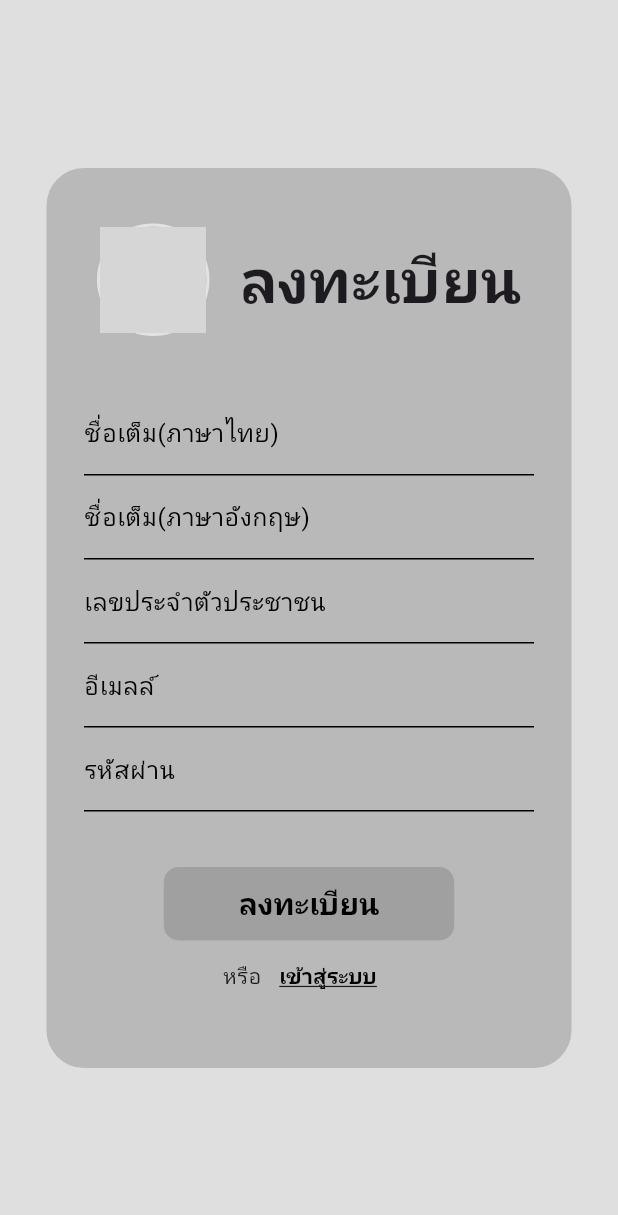
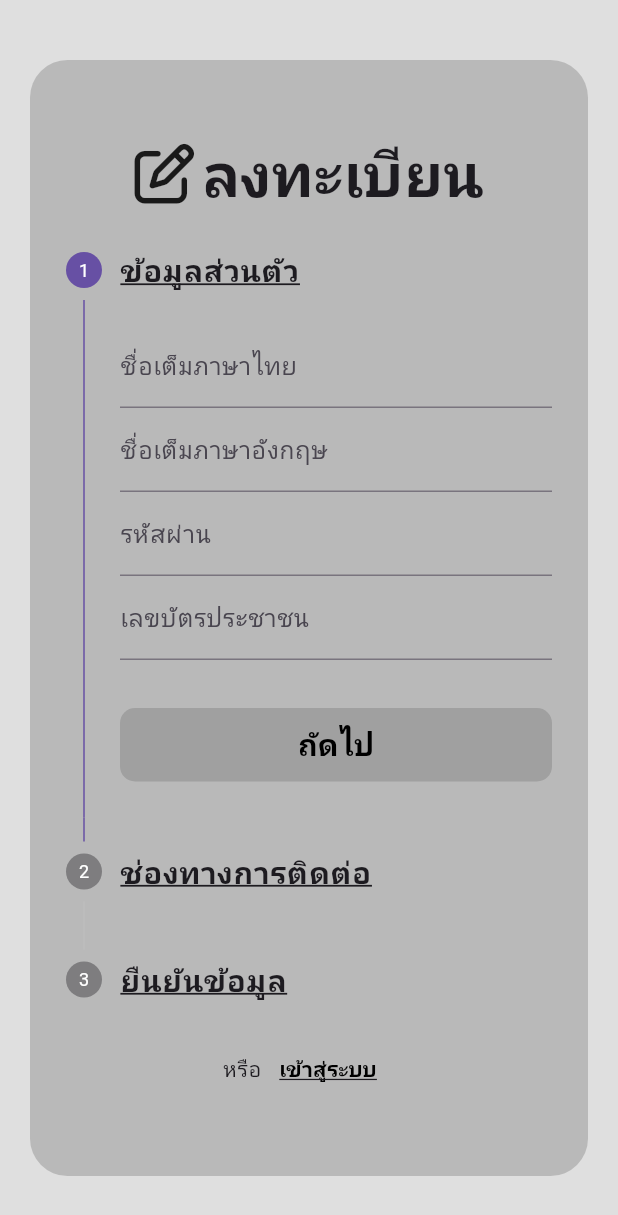
Before and after one commit to strongDoorknob/mews_mobile_app, a Flutter app: the RegisterPage screen opened directly, on a phone screen of 412 x 824 dp. Shown: the top 1215 px of the screen. Run offline on Flutter 3.47's test engine with Material 3 defaults, Android fonts, the phone set to English and light mode, and no system bars; our stand-ins replace font_awesome_flutter, google_fonts; missing offline and left inert: introduction_slider; grey boxes are pictures that could not be loaded.

Commit message:
Pages & Routing

```diff
--- a/lib/intro/authenticate/register.dart
+++ b/lib/intro/authenticate/register.dart
@@ -1,246 +1,160 @@
-// ignore_for_file: unused_field
-
 import 'package:flutter/material.dart';
 import 'package:google_fonts/google_fonts.dart';
-import 'package:pulse/intro/authenticate/login.dart';
+import 'package:font_awesome_flutter/font_awesome_flutter.dart';
+import 'package:pulse/intro/authenticate/done.dart';
 import 'package:pulse/themes/color.dart';
 
 class RegisterPage extends StatefulWidget {
   const RegisterPage({super.key});
 
   @override
-  State<RegisterPage> createState() => _RegisterPageState();
+  State<RegisterPage> createState() => _RegisterStepperPageState();
 }
 
-class _RegisterPageState extends State<RegisterPage> {
+class _RegisterStepperPageState extends State<RegisterPage> {
   final _formKey = GlobalKey<FormState>();
-  String _thName = "";
-  String _enName = "";
-  String _citizenId = "";
-  String _email = "";
-  String _password = "";
+  final _formKeyForMail = GlobalKey<FormState>();
+
+  final _thName = TextEditingController();
+  final _enName = TextEditingController();
+  final _citizenId = TextEditingController();
+  final _email = TextEditingController();
+  final _password = TextEditingController();
+
+  List<String> validateErr = [];
+
+
+  int _currentStep = 0;
+  bool get isFirstStep => _currentStep == 0;
+  bool get isLastStep => _currentStep == steps().length - 1;
+
+  bool isComplete = false;
 
   @override
   Widget build(BuildContext context) {
     return Scaffold(
       backgroundColor: primaryColor,
-      body: Center(
+      resizeToAvoidBottomInset: false,
+      body: isComplete ? const DonePage() : Center(
         child: Container(
-          width: 350,
-          height: 600,
+          margin: const EdgeInsets.symmetric(horizontal: 20, vertical: 40),
           decoration: BoxDecoration(
             color: secondaryColor,
             borderRadius: BorderRadius.circular(25)
           ),
-          child: Form(
-            key: _formKey,
           child: Column(
-              mainAxisAlignment: MainAxisAlignment.spaceEvenly,
+            mainAxisAlignment: MainAxisAlignment.center,
             children: [
               Row(
                 mainAxisAlignment: MainAxisAlignment.center,
                 children: [
-                    Container(
-                      height: 75,
-                      width: 75,
-                      decoration: BoxDecoration(
-                        borderRadius: BorderRadius.circular(125),
-                        border: Border.all(
-                          color: Colors.white60,
-                          width: 2,
-                        ),
-                      ),
-                      child: ClipRRect(
-                        borderRadius: BorderRadius.circular(125),
-                        child: Image.asset(
-                          "assets/images/Logo.jpg",
-                          height: 250,
-                          width: 250,
-                          fit: BoxFit.cover,
-                        ),
-                      ),
-                    ),
-
-                    const SizedBox(width: 20,),
-
+                  const FaIcon(FontAwesomeIcons.penToSquare, size: 40,),
+                  const SizedBox(width: 5,),
                   Text(
                     "ลงทะเบียน",
                     style: GoogleFonts.inter(
                       fontSize: 40,
                       fontWeight: FontWeight.bold
                     ),
-                    )
+                  ),
                 ],
               ),
 
-                Column(
-                  mainAxisAlignment: MainAxisAlignment.center,
+              Form(
+                key: _formKey,
+                child: Stepper(
+                  steps: steps(),
+                  currentStep: _currentStep,
+                  onStepContinue: (){
+                    if (isLastStep) {
+                      setState(() => isComplete = true);
+                    } else {
+                      setState(() {
+                        _currentStep += 1;
+                      });
+                    }
+                  },
+                  onStepCancel: isFirstStep ? null : () => setState(() => _currentStep -= 1),
+                  onStepTapped: (step) => setState(() => _currentStep = step),
+                  controlsBuilder: (context, details) => Padding(
+                    padding: const EdgeInsets.only(top: 32),
+                    child: Row(
                       children: [
-                    Padding(
-                      padding: const EdgeInsets.symmetric(horizontal: 25, vertical: 0),
-                      child: TextFormField(
-                        keyboardType: TextInputType.text,
-                        decoration: const InputDecoration(
-                          border: UnderlineInputBorder(),
-                          focusedBorder: UnderlineInputBorder(
-                            borderSide: BorderSide(color: Colors.black), // Change border color when focused
-                          ),
-                          enabledBorder: UnderlineInputBorder(
-                            borderSide: BorderSide(color: Colors.black), // Change border color when enabled but not focused
-                          ),
-                          labelText: "ชื่อเต็ม(ภาษาไทย)",
-                          labelStyle: TextStyle(color:Colors.black),
-                        ),
-                        validator: (value) {
-                          if (value==null || value.isEmpty){
-                            return "กรุณาป้อนชื่อภาษาไทย";
+                        Expanded(
+                          child: _currentStep != 1 ?
+                            FilledButton(
+                              onPressed: () {
+                                if (_formKey.currentState!.validate()) {
+                                  details.onStepContinue!();
                                 }
-                          return null;
-                        },
-                        onSaved: (value) {
-                          _thName = value!;
-                        },
-                      ),
-                    ),
-
-                    Padding(
-                      padding: const EdgeInsets.symmetric(horizontal: 25, vertical: 0),
-                      child: TextFormField(
-                        keyboardType: TextInputType.text,
-                        decoration: const InputDecoration(
-                          border: UnderlineInputBorder(),
-                          focusedBorder: UnderlineInputBorder(
-                            borderSide: BorderSide(color: Colors.black), // Change border color when focused
-                          ),
-                          enabledBorder: UnderlineInputBorder(
-                            borderSide: BorderSide(color: Colors.black), // Change border color when enabled but not focused
-                          ),
-                          labelText: "ชื่อเต็ม(ภาษาอังกฤษ)",
-                          labelStyle: TextStyle(color:Colors.black),
-                        ),
-                        validator: (value) {
-                          if (value==null || value.isEmpty){
-                            return "กรุณาป้อนชื่อภาษาอังกฤษ";
-                          }
-                          return null;
-                        },
-                        onSaved: (value) {
-                          _enName = value!;
-                        },
-                      ),
-                    ),
-
-                    Padding(
-                      padding: const EdgeInsets.symmetric(horizontal: 25, vertical: 0),
-                      child: TextFormField(
-                        keyboardType: TextInputType.number,
-                        decoration: const InputDecoration(
-                          border: UnderlineInputBorder(),
-                          focusedBorder: UnderlineInputBorder(
-                            borderSide: BorderSide(color: Colors.black), // Change border color when focused
-                          ),
-                          enabledBorder: UnderlineInputBorder(
-                            borderSide: BorderSide(color: Colors.black), // Change border color when enabled but not focused
-                          ),
-                          labelText: "เลขประจำตัวประชาชน",
-                          labelStyle: TextStyle(color:Colors.black),
-                        ),
-                        validator: (value) {
-                          if (value==null || value.isEmpty || value.length != 13){
-                            return "กรุณาป้อนเลขบัตรประจำตัวประชาชนให้ถูกต้อง";
-                          }
-                          return null;
-                        },
-                        onSaved: (value) {
-                          _citizenId = value!;
-                        },
-                      ),
-                    ),
-
-                    Padding(
-                      padding: const EdgeInsets.symmetric(horizontal: 25, vertical: 0),
-                      child: TextFormField(
-                        keyboardType: TextInputType.emailAddress,
-                        decoration: const InputDecoration(
-                          border: UnderlineInputBorder(
-                          ),
-                          focusedBorder: UnderlineInputBorder(
-                            borderSide: BorderSide(color: Colors.black), // Change border color when focused
-                          ),
-                          enabledBorder: UnderlineInputBorder(
-                            borderSide: BorderSide(color: Colors.black), // Change border color when enabled but not focused
-                          ),
-                          labelText: "อีเมลล์",
-                          labelStyle: TextStyle(color:Colors.black),
-                        ),
-                        validator: (value) {
-                          if (value==null || value.isEmpty){
-                            return "กรุณาป้อนอีเมลล์";
-                          }
-                          return null;
-                        },
-                        onSaved: (value) {
-                          _email = value!;
-                        },
-                      ),
-                    ),
-
-                    Padding(
-                      padding: const EdgeInsets.symmetric(horizontal: 25, vertical: 0),
-                      child: TextFormField(
-                        keyboardType: TextInputType.visiblePassword,
-                        decoration: const InputDecoration(
-                          border: UnderlineInputBorder(),
-                          focusedBorder: UnderlineInputBorder(
-                            borderSide: BorderSide(color: Colors.black), // Change border color when focused
-                          ),
-                          enabledBorder: UnderlineInputBorder(
-                            borderSide: BorderSide(color: Colors.black), // Change border color when enabled but not focused
-                          ),
-                          labelText: "รหัสผ่าน",
-                          labelStyle: TextStyle(color:Colors.black),
-                        ),
-                        validator: (value) {
-                          if (value==null || value.isEmpty){
-                            return "กรุณาป้อนรหัสผ่าน";
-                          }
-                          return null;
-                        },
-                        onSaved: (value) {
-                          _password = value!;
-                        },
-                      ),
-                    ),
-
-                  ],
-                ),
-
-                Column(
-                  mainAxisAlignment: MainAxisAlignment.center,
-                  children: [
-                    FilledButton(
-                      onPressed: (){
-                        _formKey.currentState!.validate();
-                        Navigator.push(
-                          context,
-                          MaterialPageRoute(builder: (context) => const LoginPage())
-                        );
                               },
                               style: FilledButton.styleFrom(
                                 foregroundColor: Colors.black,
                                 backgroundColor: thirdColor,
-                        padding: const EdgeInsets.symmetric(horizontal: 50, vertical: 10),
+                                padding: const EdgeInsets.symmetric(horizontal: 20, vertical: 10),
                                 shape: RoundedRectangleBorder(
                                   borderRadius: BorderRadius.circular(10)
                                 )
                               ),
                               child: Text(
-                        "ลงทะเบียน",
+                                isLastStep ? "ลงทะเบียน" : "ถัดไป",
                                 style: GoogleFonts.inter(
                                   fontSize: 20,
                                   fontWeight: FontWeight.bold
                                 ),
                               )
+                            )
+                          :
+                          FilledButton(
+                              onPressed: () {
+                                if (_formKeyForMail.currentState!.validate()) {
+                                  details.onStepContinue!();
+                                }
+                              },
+                              style: FilledButton.styleFrom(
+                                foregroundColor: Colors.black,
+                                backgroundColor: thirdColor,
+                                padding: const EdgeInsets.symmetric(horizontal: 20, vertical: 10),
+                                shape: RoundedRectangleBorder(
+                                  borderRadius: BorderRadius.circular(10)
+                                )
+                              ),
+                              child: Text(
+                                "ถัดไป",
+                                style: GoogleFonts.inter(
+                                  fontSize: 20,
+                                  fontWeight: FontWeight.bold
+                                ),
+                              )
+                            )
+                        ),
+                        if (!isFirstStep) ... [
+                          const SizedBox(width: 16,),
+                          Expanded(
+                            child: FilledButton(
+                              onPressed: isFirstStep ? null : details.onStepCancel,
+                              style: FilledButton.styleFrom(
+                                foregroundColor: Colors.black,
+                                backgroundColor: thirdColor,
+                                padding: const EdgeInsets.symmetric(horizontal: 20, vertical: 10),
+                                shape: RoundedRectangleBorder(
+                                  borderRadius: BorderRadius.circular(10),
+                                ),
+                              ),
+                              child: Text(
+                                "กลับ",
+                                style: GoogleFonts.inter(
+                                  fontSize: 20,
+                                  fontWeight: FontWeight.bold
+                                ),
+                              )
+                            )
+                          ),
+                        ],
+                      ],
+                    ),
+                  ),
+                ),
               ),
 
               Row(
@@ -268,12 +182,112 @@ class _RegisterPageState extends State<RegisterPage> {
                 ],
               )
             ],
-                )
-              ],
-            ),
           ),
         ),
       ),
     );
   }
+
+  List<Step> steps() => [
+    Step(
+      state: _currentStep > 0 ? StepState.complete : StepState.indexed,
+      isActive: _currentStep >= 0,
+      title: Text("ข้อมูลส่วนตัว" , style: GoogleFonts.inter(fontWeight: FontWeight.bold, fontSize: 20, decoration: TextDecoration.underline)),
+      content: Column(
+        children: [
+          TextFormField(
+            controller: _thName,
+            decoration: const InputDecoration(labelText: "ชื่อเต็มภาษาไทย"),
+            keyboardType: TextInputType.text,
+            validator: (value) {
+              if (value==null || value.isEmpty){
+                return "กรุณาป้อนชื่อภาษาไทย";
               }
+              return null;
+            },
+          ),
+          TextFormField(
+            controller: _enName,
+            decoration: const InputDecoration(labelText: "ชื่อเต็มภาษาอังกฤษ"),
+            keyboardType: TextInputType.text,
+            validator: (value) {
+              if (value==null || value.isEmpty){
+                return "กรุณาป้อนชื่อภาษาอังกฤษ";
+              }
+              return null;
+            },
+          ),
+          TextFormField(
+            controller: _password,
+            decoration: const InputDecoration(labelText: "รหัสผ่าน"),
+            keyboardType: TextInputType.visiblePassword,
+            validator: (value) {
+              if (value==null || value.isEmpty){
+                return "กรุณาป้อนรหัสผ่าน";
+              }
+              return null;
+            },
+          ),
+          TextFormField(
+            controller: _citizenId,
+            decoration: const InputDecoration(labelText: "เลขบัตรประชาชน"),
+            keyboardType: TextInputType.text,
+            validator: (value) {
+              if (value==null || value.isEmpty || value.length != 13){
+                return "กรุณาป้อนเลขบัตรประจำตัวประชาชนให้ถูกต้อง";
+              }
+              return null;
+            },
+          ),
+        ],
+      )
+    ),
+    Step(
+      state: _currentStep > 1 ? StepState.complete : StepState.indexed,
+      isActive: _currentStep >= 1,
+      title: Text("ช่องทางการติดต่อ", style: GoogleFonts.inter(fontWeight: FontWeight.bold, fontSize: 20, decoration: TextDecoration.underline)),
+      content: Column(
+        children: [
+          Form(
+            key: _formKeyForMail,
+            child: TextFormField(
+              controller: _email,
+              decoration: const InputDecoration(labelText: "อีเมลล์"),
+              keyboardType: TextInputType.emailAddress,
+              validator: (value) {
+                if (value==null || value.isEmpty){
+                  return "กรุณาป้อนอีเมลล์";
+                }
+                return null;
+              },
+            ),
+          )
+        ],
+      )
+    ),
+    Step(
+      isActive: _currentStep >= 2,
+      title: Text("ยืนยันข้อมูล", style: GoogleFonts.inter(fontWeight: FontWeight.bold, fontSize: 20, decoration: TextDecoration.underline)),
+      content: Row(
+        mainAxisAlignment: MainAxisAlignment.start,
+        children: [
+          Column(
+            crossAxisAlignment: CrossAxisAlignment.start,
+            children: [
+              Text("ชื่อภาษาไทย", style: GoogleFonts.inter(fontWeight: FontWeight.bold, fontSize: 16)),
+              Text(_thName.text, style: GoogleFonts.inter(fontSize: 16)),
+              Text("ชื่อภาษาอังกฤษ", style: GoogleFonts.inter(fontWeight: FontWeight.bold, fontSize: 16)),
+              Text(_enName.text, style: GoogleFonts.inter(fontSize: 16)),
+              Text("เลขบัตร ปชช.", style: GoogleFonts.inter(fontWeight: FontWeight.bold, fontSize: 16)),
+              Text(_citizenId.text, style: GoogleFonts.inter(fontSize: 16)),
+              Text("รหัสผ่าน", style: GoogleFonts.inter(fontWeight: FontWeight.bold, fontSize: 16)),
+              Text(_password.text, style: GoogleFonts.inter(fontSize: 16)),
+              Text("อีเมลล์", style: GoogleFonts.inter(fontWeight: FontWeight.bold, fontSize: 16)),
+              Text(_email.text, style: GoogleFonts.inter(fontSize: 16))
+            ],
+          ),
+        ],
+      )
+    ),
+  ];
+}
```
Lines whose indentation alone changed are shown as unchanged.
